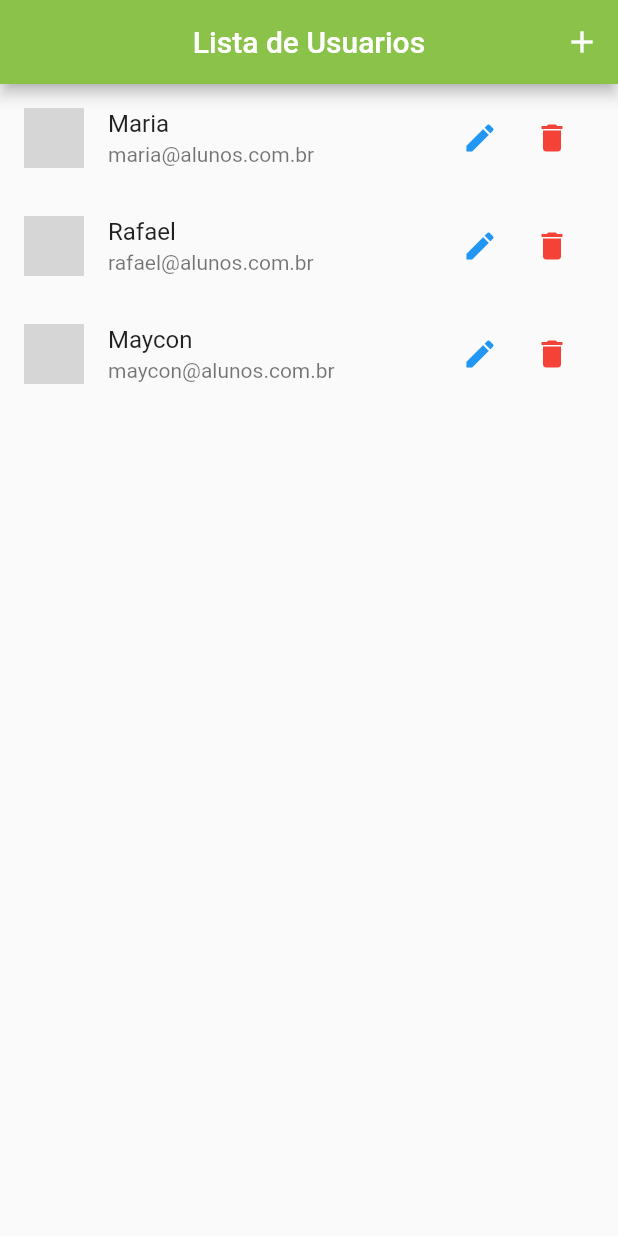
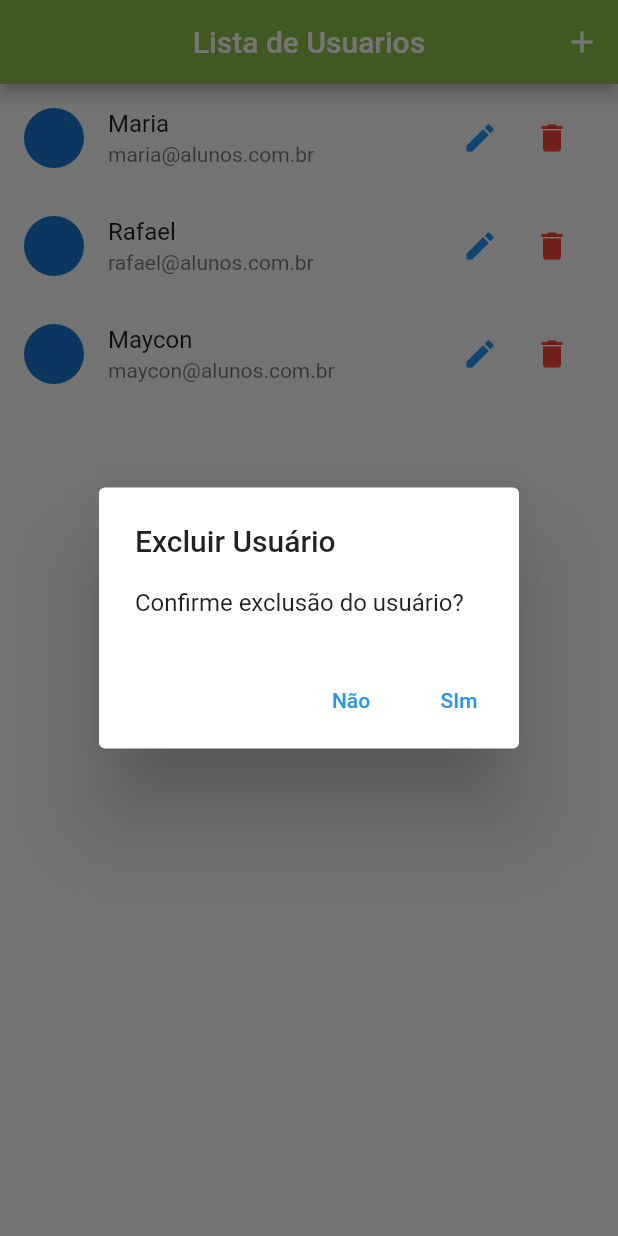
Before and after one commit to MayconAntunes/Cadastro_De_Usuarios, a Flutter app: the screen it shows after launch, after a tap on the "delete" icon, on a phone screen of 412 x 824 dp. Run offline on Flutter 3.47's test engine with Material 2 defaults, Android fonts, the phone set to English and light mode, and no system bars; network calls fail; grey boxes are pictures that could not be loaded.

Commit message:
Configuração do botão editar e excluir

```diff
--- a/lib/components/user_tile.dart
+++ b/lib/components/user_tile.dart
@@ -1,6 +1,8 @@
 import 'package:flutter/material.dart';
 import 'package:flutter_crud/models/user.dart';
-import 'package:flutter_crud/routs/app_routes.dart';
+import 'package:flutter_crud/provider/users.dart';
+import 'package:flutter_crud/routes/app_routes.dart';
+import 'package:provider/provider.dart';
 
 class UserTile extends StatelessWidget {
   final User user;
@@ -12,6 +14,9 @@ class UserTile extends StatelessWidget {
     final avatar = user.avatarUrl == null || user.avatarUrl.isEmpty
         ? CircleAvatar(child: Icon(Icons.person))
         : CircleAvatar(backgroundImage: NetworkImage(user.avatarUrl));
+
+    //-----------------------------
+
     return ListTile(
       leading: avatar,
       title: Text(user.name),
@@ -21,6 +26,7 @@ class UserTile extends StatelessWidget {
         width: 100,
         child: Row(
           children: <Widget>[
+            //-----------------------
             // Botão Editar
             IconButton(
               icon: Icon(Icons.edit),
@@ -32,11 +38,40 @@ class UserTile extends StatelessWidget {
                 );
               },
             ),
+            //-----------------------
             // Botão Excluir
             IconButton(
               icon: Icon(Icons.delete),
               color: Colors.red,
-              onPressed: () {},
+              onPressed: () {
+                //Confirmar exclusão do Itém
+                showDialog(
+                  context: context,
+                  builder: (ctx) => AlertDialog(
+                    title: Text('Excluir Usuário'),
+                    content: Text('Confirme exclusão do usuário?'),
+                    //Ação a ser tomada
+                    actions: <Widget>[
+                      //Primeira Ação
+                      TextButton(
+                        child: Text('Não'),
+                        onPressed: () {
+                          Navigator.of(context).pop();
+                        },
+                      ),
+                      //Segunda Ação
+                      TextButton(
+                        child: Text('SIm'),
+                        onPressed: () {
+                          Provider.of<Users>(context, listen: false)
+                              .remove(user);
+                          Navigator.of(context).pop();
+                        },
+                      ),
+                    ],
+                  ),
+                );
+              },
             ),
           ],
         ),
--- a/lib/data/dummy_users.dart
+++ b/lib/data/dummy_users.dart
@@ -9,7 +9,7 @@ const DUMMY_USERS = {
         'https://media.istockphoto.com/photos/happy-smiling-student-girl-studying-in-classroom-picture-id1278976532?s=612x612',
   ),
   '2': const User(
-    id: '3',
+    id: '2',
     name: 'Rafael',
     email: 'rafael@alunos.com.br',
     avatarUrl:
--- a/lib/main.dart
+++ b/lib/main.dart
@@ -1,6 +1,6 @@
 import 'package:flutter/material.dart';
 import 'package:flutter_crud/provider/users.dart';
-import 'package:flutter_crud/routs/app_routes.dart';
+import 'package:flutter_crud/routes/app_routes.dart';
 import 'package:flutter_crud/views/user_form.dart';
 import 'package:flutter_crud/views/user_list.dart';
 import 'package:provider/provider.dart';
--- a/lib/views/user_list.dart
+++ b/lib/views/user_list.dart
@@ -2,7 +2,7 @@ import 'package:flutter/cupertino.dart';
 import 'package:flutter/material.dart';
 import 'package:flutter_crud/components/user_tile.dart';
 import 'package:flutter_crud/provider/users.dart';
-import 'package:flutter_crud/routs/app_routes.dart';
+import 'package:flutter_crud/routes/app_routes.dart';
 import 'package:provider/provider.dart';
 
 class UserList extends StatelessWidget {
@@ -19,6 +19,7 @@ class UserList extends StatelessWidget {
           IconButton(
             icon: Icon(Icons.add),
             onPressed: () {
+              // pushNamed: Rota nomeada
               Navigator.of(context).pushNamed(
                 AppRoutes.USER_FORM,
               );
```
Also changed, not shown: lib/views/user_form.dart (+73 -11 lines), lib/routes/app_routes.dart (renamed from lib/routs/app_routes.dart).
